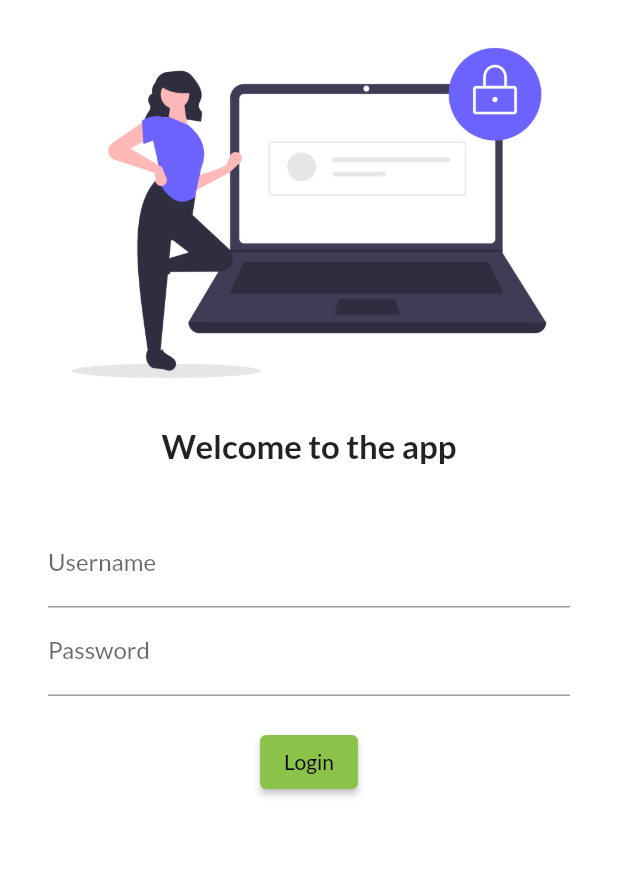
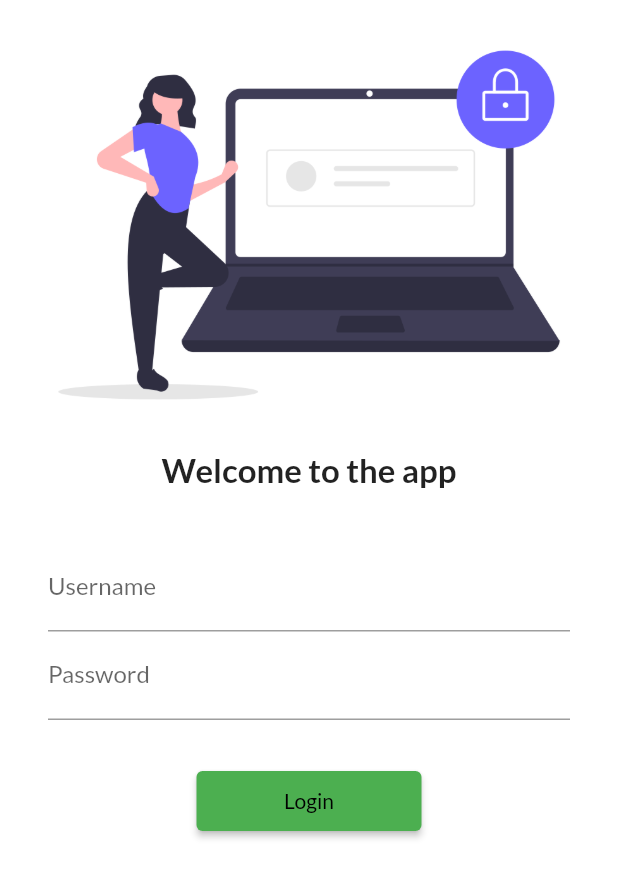
Before and after one commit to Rahulmax-2002/catalog_app, a Flutter app: the screen it shows after launch, on a phone screen of 412 x 824 dp. Shown: the top 878 px of the screen. Run offline on Flutter 3.47's test engine with Material 2 defaults, Android fonts, the phone set to English and light mode, and no system bars; our stand-ins replace google_fonts.

Commit message:
day 5 completed

```diff
--- a/lib/main.dart
+++ b/lib/main.dart
@@ -1,5 +1,6 @@
 import 'package:app_1/pages/HomePage.dart';
 import 'package:app_1/pages/login_page.dart';
+import 'package:app_1/util/routes.dart';
 import "package:flutter/material.dart";
 import "package:google_fonts/google_fonts.dart";
 
@@ -19,7 +20,8 @@ class MyApp extends StatelessWidget {
       darkTheme: ThemeData(brightness: Brightness.dark),
       routes: {
         "/": (context) => LoginPage(),
-        "/home": (context) => HomePage(),
+        MyRoutes.HomeRoute: (context) => HomePage(),
+        MyRoutes.LoginRoute: (context) => LoginPage()
       },
     );
   }
--- a/lib/pages/login_page.dart
+++ b/lib/pages/login_page.dart
@@ -1,6 +1,8 @@
 // ignore_for_file: prefer_const_constructors
 
 import "package:flutter/material.dart";
+
+import '../util/routes.dart';
 
 // ignore: use_key_in_widget_constructors
 class LoginPage extends StatelessWidget {
@@ -8,11 +10,13 @@ class LoginPage extends StatelessWidget {
   Widget build(BuildContext context) {
     return Material(
       color: Colors.white,
+      child: SingleChildScrollView(
         child: Column(
           children: [
             Image.asset(
               "assets/images/login_image.png",
               fit: BoxFit.cover,
+              height: 300,
             ),
             Text(
               "Welcome to the app",
@@ -40,13 +44,15 @@ class LoginPage extends StatelessWidget {
                     ),
                   ),
                   SizedBox(
-                  height: 20.0,
+                    height: 30.0,
                   ),
                   ElevatedButton(
                     child: Text("Login"),
-                  style: TextButton.styleFrom(),
+                    style: TextButton.styleFrom(
+                        minimumSize: Size(150, 40),
+                        backgroundColor: Colors.green),
                     onPressed: () {
-                    print("User logged in succesfully");
+                      Navigator.pushNamed(context, MyRoutes.HomeRoute);
                     },
                   )
                 ],
@@ -54,6 +60,7 @@ class LoginPage extends StatelessWidget {
             )
           ],
         ),
+      ),
     );
   }
 }
--- /dev/null
+++ b/lib/util/routes.dart
@@ -0,0 +1,4 @@
+class MyRoutes {
+  static String LoginRoute = "/Login";
+  static String HomeRoute = "/Home";
+}
```
Lines whose indentation alone changed are shown as unchanged.
